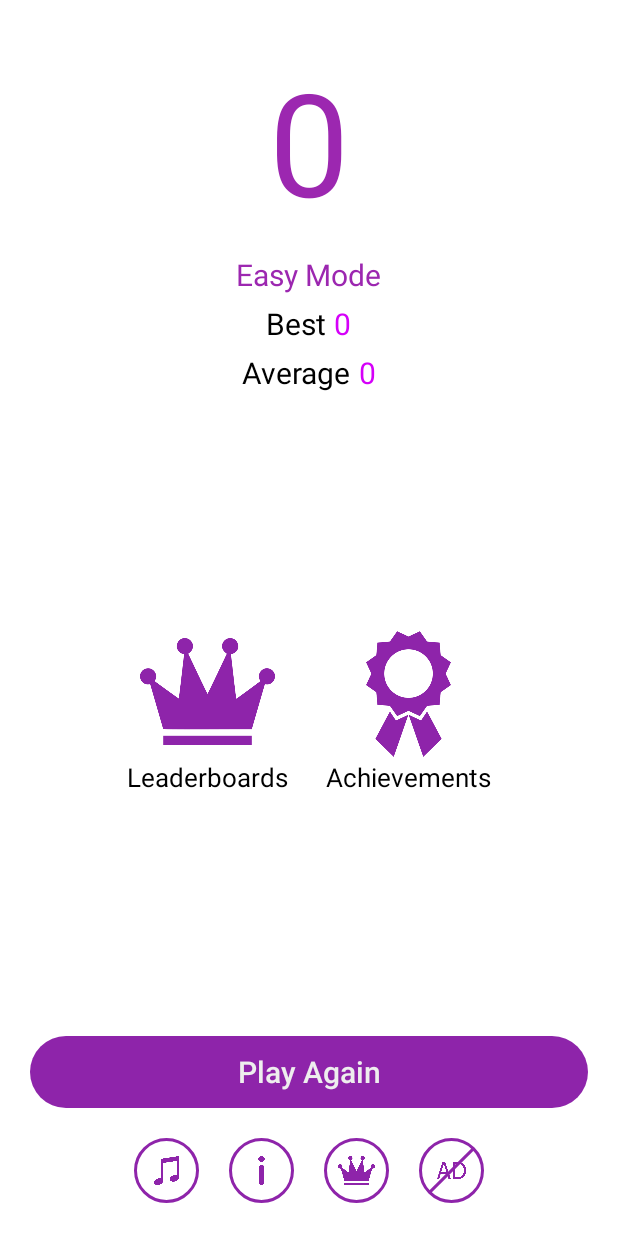
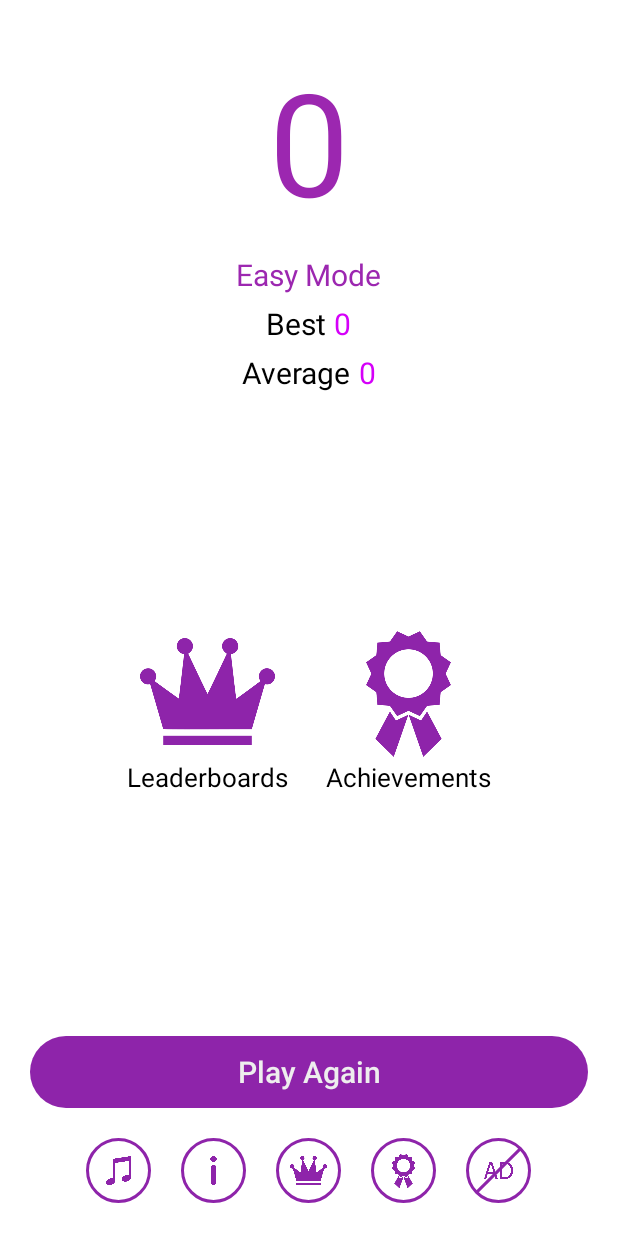
Before and after one commit to ryandancy/variant-tap, an Android app: the PostGameActivity screen opened directly, with no data from a screen before it, on a phone screen of 412 x 824 dp. Run offline under Robolectric (Android 15) with nearby library versions, the phone set to English and light mode, and no system bars; 4 statements that could not run were skipped.

Commit message:
Add achievements circle button, GPGSCircleButton
Add AchievementsCircleButton, a circle button extremely similar to
LeaderboardCircleButton, but which opens the achievements UI instead of
the leaderboards UI.

Add GPGSCircleButton, an abstract superclass of AchievementsCircleButton
and LeaderboardCircleButton. It encapsulates most of the functionality
previously held in LeaderboardCircleButton in order to reuse it for
AchievementsCircleButton.

```diff
--- /dev/null
+++ b/app/src/main/java/ca/keal/varianttap/ui/circlebutton/AchievementsCircleButton.java
@@ -0,0 +1,23 @@
+package ca.keal.varianttap.ui.circlebutton;
+
+import android.content.Context;
+import android.util.AttributeSet;
+
+import ca.keal.varianttap.R;
+import ca.keal.varianttap.gpgs.GPGSAction;
+
+/**
+ * A {@link GPGSCircleButton} which triggers {@link GPGSAction#ShowAchievements}. It consists of
+ * the GPGS achievements icon (a ribbon).
+ */
+public class AchievementsCircleButton extends GPGSCircleButton {
+
+  public AchievementsCircleButton(Context context) {
+    this(context, null);
+  }
+
+  public AchievementsCircleButton(Context context, AttributeSet attrs) {
+    super(context, attrs, R.attr.achievementsCircleButtonStyle, GPGSAction.ShowAchievements);
+  }
+
+}
--- /dev/null
+++ b/app/src/main/java/ca/keal/varianttap/ui/circlebutton/GPGSCircleButton.java
@@ -0,0 +1,74 @@
+package ca.keal.varianttap.ui.circlebutton;
+
+import android.app.Activity;
+import android.content.Context;
+import android.content.Intent;
+import android.support.annotation.AttrRes;
+import android.util.AttributeSet;
+import android.util.Log;
+
+import ca.keal.varianttap.gpgs.GPGSAction;
+import ca.keal.varianttap.gpgs.GPGSHelperClient;
+import ca.keal.varianttap.gpgs.GPGSHelperService;
+import ca.keal.varianttap.gpgs.GPGSHelperServiceConnection;
+
+/**
+ * The abstract superclass of the circle buttons which are just shortcuts to launch a
+ * {@link GPGSAction} ({@link LeaderboardCircleButton} and {@link AchievementsCircleButton}.)
+ */
+abstract class GPGSCircleButton extends BaseCircleButton implements GPGSHelperClient {
+
+  private static final String TAG = "GPGSCircleButton";
+
+  private GPGSHelperService gpgsHelper;
+  private GPGSHelperServiceConnection connection;
+
+  /** The {@link GPGSAction} performed upon tapping the {@link GPGSCircleButton}. */
+  private final GPGSAction gpgsAction;
+
+  public GPGSCircleButton(Context context, AttributeSet attrs, @AttrRes int style,
+                          GPGSAction action) {
+    super(context, attrs, style);
+    connection = new GPGSHelperServiceConnection(this);
+    gpgsAction = action;
+  }
+
+  @Override
+  protected void onAttachedToWindow() {
+    super.onAttachedToWindow();
+
+    // Bind to the GPGS service
+    Intent intent = new Intent(context, GPGSHelperService.class);
+    context.bindService(intent, connection, Context.BIND_AUTO_CREATE);
+  }
+
+  @Override
+  protected void onDetachedFromWindow() {
+    super.onDetachedFromWindow();
+    context.unbindService(connection);
+  }
+
+  @Override
+  public void receiveService(GPGSHelperService service) {
+    gpgsHelper = service;
+  }
+
+  @Override
+  protected void onClick() {
+    if (!(context instanceof Activity)) {
+      Log.e(TAG, "A GPGSCircleButton can only be used inside an activity. Ignoring click!");
+      return;
+    }
+
+    Activity activity = (Activity) context;
+
+    if (gpgsHelper.isConnected()) {
+      gpgsAction.performAction(activity, gpgsHelper.getApiClient());
+    } else {
+      // try to connect, then trigger the gpgsAction
+      gpgsHelper.setActionOnSignIn(activity, gpgsAction);
+      gpgsHelper.connect(activity);
+    }
+  }
+
+}
--- a/app/src/main/java/ca/keal/varianttap/ui/circlebutton/LeaderboardCircleButton.java
+++ b/app/src/main/java/ca/keal/varianttap/ui/circlebutton/LeaderboardCircleButton.java
@@ -1,69 +1,23 @@
 package ca.keal.varianttap.ui.circlebutton;
 
-import android.app.Activity;
 import android.content.Context;
-import android.content.Intent;
 import android.util.AttributeSet;
-import android.util.Log;
 
 import ca.keal.varianttap.R;
 import ca.keal.varianttap.gpgs.GPGSAction;
-import ca.keal.varianttap.gpgs.GPGSHelperClient;
-import ca.keal.varianttap.gpgs.GPGSHelperService;
-import ca.keal.varianttap.gpgs.GPGSHelperServiceConnection;
 
-public class LeaderboardCircleButton extends BaseCircleButton implements GPGSHelperClient {
-
-  private static final String TAG = "LeaderboardCircleButton";
-
-  private GPGSHelperService gpgsHelper;
-  private GPGSHelperServiceConnection connection;
+/**
+ * A {@link GPGSCircleButton} which triggers {@link GPGSAction#ShowLeaderboard}. It consists of
+ * the GPGS leaderboard icon (a crown).
+ */
+public class LeaderboardCircleButton extends GPGSCircleButton {
 
   public LeaderboardCircleButton(Context context) {
     this(context, null);
   }
 
   public LeaderboardCircleButton(Context context, AttributeSet attrs) {
-    super(context, attrs, R.attr.leaderboardCircleButtonStyle);
-    connection = new GPGSHelperServiceConnection(this);
-  }
-
-  @Override
-  protected void onAttachedToWindow() {
-    super.onAttachedToWindow();
-
-    // Bind to the GPGS service
-    Intent intent = new Intent(context, GPGSHelperService.class);
-    context.bindService(intent, connection, Context.BIND_AUTO_CREATE);
-  }
-
-  @Override
-  protected void onDetachedFromWindow() {
-    super.onDetachedFromWindow();
-    context.unbindService(connection);
-  }
-
-  @Override
-  public void receiveService(GPGSHelperService service) {
-    gpgsHelper = service;
-  }
-
-  @Override
-  protected void onClick() {
-    if (!(context instanceof Activity)) {
-      Log.e(TAG, "Why are you using LeaderboardCircleButton outside of an Activity? "
-          + "Ignoring click!");
-      return;
-    }
-
-    Activity activity = (Activity) context;
-
-    if (gpgsHelper.isConnected()) {
-      GPGSAction.ShowLeaderboard.performAction(activity, gpgsHelper.getApiClient());
-    } else {
-      gpgsHelper.setActionOnSignIn(activity, GPGSAction.ShowLeaderboard);
-      gpgsHelper.connect(activity);
-    }
+    super(context, attrs, R.attr.leaderboardCircleButtonStyle, GPGSAction.ShowLeaderboard);
   }
 
 }
--- a/app/src/main/res/layout/circle_button_bar.xml
+++ b/app/src/main/res/layout/circle_button_bar.xml
@@ -23,6 +23,10 @@
       style="@style/CircleButton.Leaderboard"
       android:layout_marginLeft="@dimen/circle_button_spacing" />
 
+  <ca.keal.varianttap.ui.circlebutton.AchievementsCircleButton
+      style="@style/CircleButton.Achievements"
+      android:layout_marginLeft="@dimen/circle_button_spacing" />
+
   <ca.keal.varianttap.ui.circlebutton.RemoveAdsCircleButton
       style="@style/CircleButton.RemoveAds"
       android:layout_marginLeft="@dimen/circle_button_spacing" />
--- a/app/src/main/res/values/attrs.xml
+++ b/app/src/main/res/values/attrs.xml
@@ -14,5 +14,6 @@
   <attr name="toggleSoundCircleButtonStyle" type="reference" />
   <attr name="aboutCircleButtonStyle" type="reference" />
   <attr name="leaderboardCircleButtonStyle" type="reference" />
+  <attr name="achievementsCircleButtonStyle" type="reference" />
   <attr name="removeAdsCircleButtonStyle" type="reference" />
 </resources>
--- a/app/src/main/res/values/strings.xml
+++ b/app/src/main/res/values/strings.xml
@@ -8,6 +8,7 @@
   <string name="sound_off_desc">Turn sound on</string>
   <string name="about_desc">About</string>
   <string name="leaderboard_desc">Leaderboard</string>
+  <string name="achievements_desc">Achievements</string>
   <string name="remove_ads_desc">Remove ads</string>
   <string name="play">Play</string>
 
--- a/app/src/main/res/values/styles.xml
+++ b/app/src/main/res/values/styles.xml
@@ -12,6 +12,7 @@
     <item name="toggleSoundCircleButtonStyle">@style/CircleButton.ToggleSound</item>
     <item name="aboutCircleButtonStyle">@style/CircleButton.About</item>
     <item name="leaderboardCircleButtonStyle">@style/CircleButton.Leaderboard</item>
+    <item name="achievementsCircleButtonStyle">@style/CircleButton.Achievements</item>
     <item name="removeAdsCircleButtonStyle">@style/CircleButton.RemoveAds</item>
   </style>
 
@@ -34,6 +35,7 @@
   </style>
 
   <style name="CircleButton.ToggleSound">
+    <!-- contentDescription set in code -->
     <item name="android:src">@drawable/music_note</item>
   </style>
 
@@ -46,6 +48,12 @@
     <item name="android:contentDescription">@string/leaderboard_desc</item>
     <item name="android:padding">@dimen/circle_button_small_padding</item>
     <item name="android:src">@drawable/leaderboard</item>
+  </style>
+
+  <style name="CircleButton.Achievements">
+    <item name="android:contentDescription">@string/achievements_desc</item>
+    <item name="android:padding">@dimen/circle_button_small_padding</item>
+    <item name="android:src">@drawable/achievement</item>
   </style>
 
   <style name="CircleButton.RemoveAds">
```
